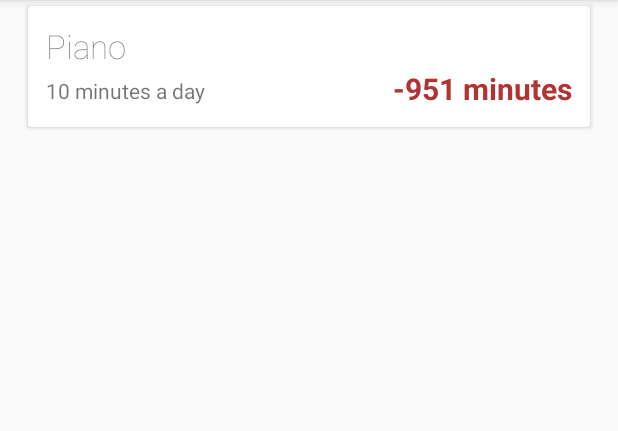
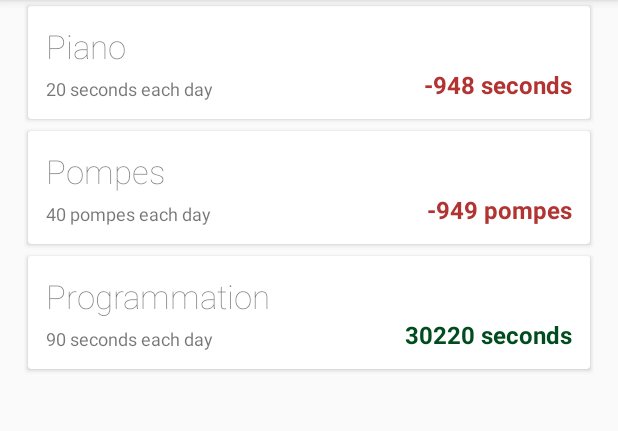
Before and after one commit to Epipong/wildoo, an Android app: the screen it shows after launch (MainActivity), on a phone screen of 412 x 824 dp, the part 84-515 px from its top. Run offline under Robolectric (Android 15) with nearby library versions, the phone set to English and light mode, and no system bars.

Commit message:
Dynamic task description + improve visual

```diff
--- a/app/src/main/java/com/davy/adrien/wildoo/CardsAdapter.java
+++ b/app/src/main/java/com/davy/adrien/wildoo/CardsAdapter.java
@@ -70,6 +70,7 @@ public class CardsAdapter extends RecyclerView.Adapter<CardsAdapter.ViewHolder>
 
             TextView tsk_name = (TextView) mView.findViewById(R.id.task_name);
             TextView tsk_status = (TextView) mView.findViewById(R.id.task_status);
+            TextView tsk_desc = (TextView) mView.findViewById(R.id.task_description);
 
             tsk_name.setText(tsk.getName());
 
@@ -80,7 +81,9 @@ public class CardsAdapter extends RecyclerView.Adapter<CardsAdapter.ViewHolder>
             if (task_status < 0)
                 tsk_status.setTextColor(0xFFB23432);
             else
-                tsk_status.setTextColor(0xFF57FF8B);
+                tsk_status.setTextColor(0xFF004C1E);
+
+            tsk_desc.setText(tsk.getDescription());
         }
     }
 
--- a/app/src/main/java/com/davy/adrien/wildoo/JsonToTask.java
+++ b/app/src/main/java/com/davy/adrien/wildoo/JsonToTask.java
@@ -14,11 +14,12 @@ public class JsonToTask {
         mTsk = tsk;
     }
 
+    // TODO: now time unit is dynamic, removes this function
     public long unitToSec(final String unit)
     {
         switch (unit)
         {
-            case "second":
+            case "seconds":
                 return 1;
             case "minute":
                 return 60;
@@ -27,7 +28,7 @@ public class JsonToTask {
             case "day":
                 return 60 * 60 * 24;
         }
-        return -1;
+        return 1;
     }
 
     public String getName() throws JSONException
@@ -66,6 +67,29 @@ public class JsonToTask {
         return (done - shouldBeDone) / getObjectiveNumber();
     }
 
+    public String getDescription() throws JSONException
+    {
+        long objective = getObjectiveNumber();
+        String unit = getUnit();
+        // long step = getStep();
+
+        if (unit == "seconds")
+            if (objective > 60 * 60)
+            {
+                objective /= 60 * 60;
+                unit = "heures";
+            }
+            else if (objective > 60)
+            {
+                objective /= 60;
+                unit = "minutes";
+            }
+
+        // TODO: change step unit, and it could be day or week
+        return objective + " " + unit + " each day";
+
+    }
+
     public String getUnit() throws JSONException
     {
         return mTsk.getString("unit");
--- a/app/src/main/java/com/davy/adrien/wildoo/MainActivity.java
+++ b/app/src/main/java/com/davy/adrien/wildoo/MainActivity.java
@@ -25,7 +25,11 @@ public class MainActivity extends Activity {
     private JSONObject readTaskJSON() throws IOException, JSONException
     {
         String filename = "tasks.json";
-        String string = "{ \"tasks\" : [ { \"name\" : \"Piano\", \"timestamp_create\" : \"1424086908000\", \"done\": 32, \"step\" : 86400, \"objective_number\": 20, \"unit\" : \"minutes\"}] }";
+        String string = "{ 'tasks' : [ "
+        + "{ 'name' : 'Piano', 'timestamp_create' : '1424086908000', 'done': 32, 'step' : 86400, 'objective_number': 20, 'unit' : 'seconds'},"
+        + "{ 'name' : 'Pompes', 'timestamp_create' : '1424086908309', 'done': 2, 'step' : 86400, 'objective_number': 40, 'unit' : 'pompes'},"
+        + "{ 'name' : 'Programmation', 'timestamp_create' : '1424086808000', 'done': 3000000, 'step' : 26400, 'objective_number': 90, 'unit' : 'seconds'}]"
+        + "}";
         FileOutputStream outputStream;
 
         try {
--- a/app/src/main/res/layout/task_card_view.xml
+++ b/app/src/main/res/layout/task_card_view.xml
@@ -24,6 +24,7 @@
             android:layout_height="wrap_content"
             android:text="10 minutes a day"
             android:id="@+id/task_description"
+            android:textSize="12dp"
             android:layout_below="@id/task_name" />
         <TextView
             android:layout_width="wrap_content"
@@ -33,7 +34,7 @@
             android:layout_below="@id/task_name"
             android:gravity="right"
             android:textStyle="bold"
-            android:textSize="20dp"
+            android:textSize="16dp"
             android:text = "Task time" />
 
     </RelativeLayout>
```
